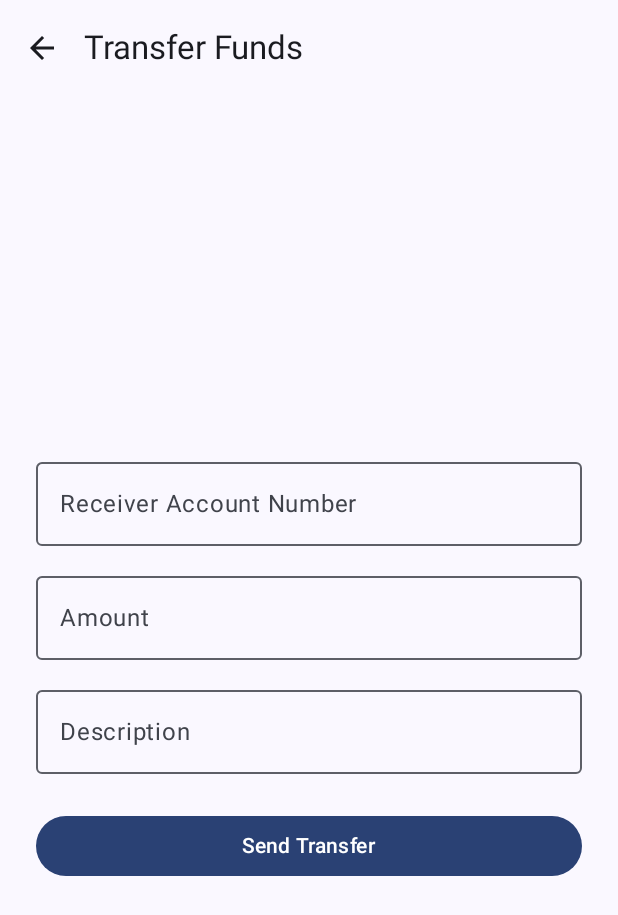
After one commit to HAlGhanim/Cheque-Android, an Android app built with Jetpack Compose: the TransferScreen screen opened through its navigation route, on a phone screen of 412 x 824 dp. The commit adds this screen. Shown: the top 915 px of the screen. Run offline under Robolectric (Android 15) with nearby library versions, the phone set to English and light mode, and no system bars; network calls fail.

Commit message:
payment screens and transfer done

```diff
--- a/app/src/main/java/com/example/cheque_android/navigation/AppNavigation.kt
+++ b/app/src/main/java/com/example/cheque_android/navigation/AppNavigation.kt
@@ -17,10 +17,12 @@ import com.example.cheque_android.ui.screens.HomeScreen
 import com.example.cheque_android.ui.screens.LoginScreen
 import com.example.cheque_android.ui.screens.PolicyScreen
 import com.example.cheque_android.ui.screens.RedeemScreen
-import com.example.cheque_android.ui.screens.TransferPaymentScreen
+import com.example.cheque_android.ui.screens.GeneratePaymentLinkScreen
+import com.example.cheque_android.ui.screens.PayPaymentLinkScreen
 import com.example.cheque_android.ui.screens.RegisterScreen
 import com.example.cheque_android.ui.screens.SignupFailureScreen
 import com.example.cheque_android.ui.screens.SignupSuccessScreen
+import com.example.cheque_android.ui.screens.TransferScreen
 import com.example.cheque_android.viewmodel.ChequeViewModel
 
 @Composable
@@ -59,8 +61,11 @@ fun AppNavigation(navController: NavHostController, viewModel: ChequeViewModel)
         composable(Screen.AdminRedeem.route) {
             AdminRedeemScreen(viewModel = viewModel, navController = navController)
         }
-        composable(Screen.Transfer.route) {
-            TransferPaymentScreen(onBack = { navController.popBackStack() })
+        composable(Screen.PayPaymentLinkScreen.route) {
+            PayPaymentLinkScreen(
+                onBack = { navController.popBackStack() },
+                viewModel = viewModel
+            )
         }
         composable(Screen.SignupSuccess.route) {
             SignupSuccessScreen(navController = navController)
@@ -71,8 +76,17 @@ fun AppNavigation(navController: NavHostController, viewModel: ChequeViewModel)
         composable(Screen.Redeem.route){
             RedeemScreen(viewModel = viewModel, navController = navController)
         }
-        composable(Screen.PolicyScreen.route){
+        composable(PolicyScreen.route){
             PolicyScreen(navController = navController)
+        }
+        composable(Screen.Transfer.route) {
+            TransferScreen(navController = navController, viewModel = viewModel)
+        }
+        composable(Screen.GenerateLink.route) {
+            GeneratePaymentLinkScreen(
+                onBack = { navController.popBackStack() },
+                viewModel = viewModel
+            )
         }
     }
 }
--- a/app/src/main/java/com/example/cheque_android/network/ChequeApiService.kt
+++ b/app/src/main/java/com/example/cheque_android/network/ChequeApiService.kt
@@ -125,4 +125,20 @@ interface ChequeApiService {
     @POST("admin/redeem/generate")
     suspend fun generateRedeemCode(@Body request: RedeemRequest): Response<Map<String, Any>>
 
+    @POST("payment-links")
+    suspend fun createPaymentLink(@Body request: PaymentLinkRequest): Response<PaymentLinkResponse>
+
+    @POST("payment-links/use/{uuid}")
+    suspend fun usePaymentLink(
+        @Path("uuid") uuid: String
+    ): PaymentLinkResponse
+
+    @POST("/api/transfer")
+    suspend fun createTransfer(
+        @Body request: TransferRequest
+    ): TransferResponse
+
+    @GET("/api/transfer/my")
+    suspend fun getMyTransfers(): List<TransferResponse>
+
 }
--- a/app/src/main/java/com/example/cheque_android/ui/screens/HomeScreen.kt
+++ b/app/src/main/java/com/example/cheque_android/ui/screens/HomeScreen.kt
@@ -81,10 +81,10 @@ fun HomeScreen(viewModel: ChequeViewModel, navController: NavController) {
                     modifier = Modifier.fillMaxWidth(),
                     horizontalArrangement = Arrangement.SpaceEvenly
                 ) {
-                    ActionButton("Transfer", "↓") { navController.navigate(Screen.Transfer.route) }
+                    ActionButton("Generate Link", "↓") { navController.navigate(Screen.GenerateLink.route) }
                     ActionButton("Redeem", "↑") { navController.navigate(Screen.Redeem.route) }
-                    ActionButton("Details", "📄") { navController.navigate(Screen.Details.route) }
-                    ActionButton("More", "⚙️") { navController.navigate(Screen.More.route) }
+                    ActionButton("Pay Link", "📄") { navController.navigate(Screen.PayPaymentLinkScreen.route) }
+                    ActionButton("Transfer", "⚙️") { navController.navigate(Screen.Transfer.route) }
                 }
 
                 Spacer(modifier = Modifier.height(24.dp))
--- /dev/null
+++ b/app/src/main/java/com/example/cheque_android/ui/screens/TransferScreen.kt
@@ -0,0 +1,108 @@
+package com.example.cheque_android.ui.screens
+
+import androidx.compose.foundation.layout.*
+import androidx.compose.material.icons.Icons
+import androidx.compose.material.icons.filled.ArrowBack
+import androidx.compose.material3.*
+import androidx.compose.runtime.*
+import androidx.compose.ui.Alignment
+import androidx.compose.ui.Modifier
+import androidx.compose.ui.unit.dp
+import androidx.navigation.NavController
+import com.example.cheque_android.data.request.TransferRequest
+import com.example.cheque_android.viewmodel.ChequeViewModel
+import java.math.BigDecimal
+
+@OptIn(ExperimentalMaterial3Api::class)
+@Composable
+fun TransferScreen(
+    navController: NavController,
+    viewModel: ChequeViewModel
+) {
+    var receiverAccount by remember { mutableStateOf("") }
+    var amount by remember { mutableStateOf("") }
+    var description by remember { mutableStateOf("") }
+    var message by remember { mutableStateOf<String?>(null) }
+
+    Scaffold(
+        topBar = {
+            TopAppBar(
+                title = { Text("Transfer Funds") },
+                navigationIcon = {
+                    IconButton(onClick = { navController.popBackStack() }) {
+                        Icon(Icons.Default.ArrowBack, contentDescription = "Back")
+                    }
+                }
+            )
+        }
+    ) { padding ->
+        Column(
+            modifier = Modifier
+                .padding(padding)
+                .fillMaxSize()
+                .padding(24.dp),
+            verticalArrangement = Arrangement.Center,
+            horizontalAlignment = Alignment.CenterHorizontally
+        ) {
+            OutlinedTextField(
+                value = receiverAccount,
+                onValueChange = { receiverAccount = it },
+                label = { Text("Receiver Account Number") },
+                modifier = Modifier.fillMaxWidth()
+            )
+
+            Spacer(modifier = Modifier.height(12.dp))
+
+            OutlinedTextField(
+                value = amount,
+                onValueChange = { amount = it },
+                label = { Text("Amount") },
+                modifier = Modifier.fillMaxWidth(),
+                singleLine = true
+            )
+
+            Spacer(modifier = Modifier.height(12.dp))
+
+            OutlinedTextField(
+                value = description,
+                onValueChange = { description = it },
+                label = { Text("Description") },
+                modifier = Modifier.fillMaxWidth()
+            )
+
+            Spacer(modifier = Modifier.height(24.dp))
+
+            Button(
+                onClick = {
+                    try {
+                        val transferRequest = TransferRequest(
+                            receiverAccount = receiverAccount,
+                            amount = BigDecimal(amount),
+                            description = description
+                        )
+                        viewModel.createTransfer(
+                            request = transferRequest,
+                            onSuccess = {
+                                message = "Transfer successful!"
+                                receiverAccount = ""
+                                amount = ""
+                                description = ""
+                            },
+                            onError = { error -> message = error }
+                        )
+                    } catch (e: Exception) {
+                        message = "Invalid input. Please check amount format."
+                    }
+                },
+                modifier = Modifier.fillMaxWidth()
+            ) {
+                Text("Send Transfer")
+            }
+
+            message?.let {
+                Spacer(modifier = Modifier.height(20.dp))
+                Text(text = it, color = MaterialTheme.colorScheme.primary)
+            }
+        }
+    }
+}
```
Also changed, not shown: app/src/main/java/com/example/cheque_android/data/request/PaymentLinkRequest.kt (added, +8 -0 lines), app/src/main/java/com/example/cheque_android/data/request/TransferRequest.kt (added, +9 -0 lines), app/src/main/java/com/example/cheque_android/navigation/Screen.kt (+4 -4 lines), app/src/main/java/com/example/cheque_android/ui/screens/GeneratePaymentLinkScreen.kt (renamed from app/src/main/java/com/example/cheque_android/ui/screens/TransferPaymentScreen.kt, +69 -3 lines), app/src/main/java/com/example/cheque_android/ui/screens/PayPaymentLinkScreen.kt (added, +89 -0 lines), app/src/main/java/com/example/cheque_android/viewmodel/ChequeViewModel.kt (+53 -1 lines).
